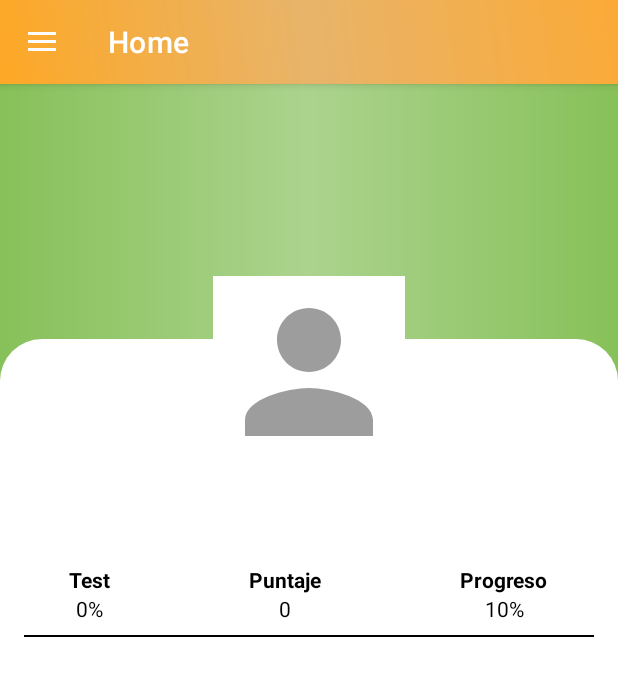
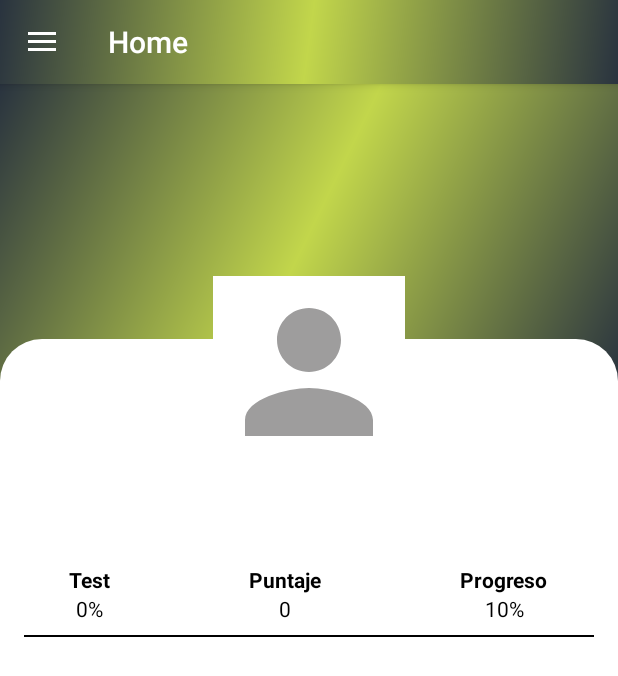
Before and after one commit to CristianF-Asd/ProyectoFinal3, an Android app: the fragment PerfilFragment placed in its activity, on a phone screen of 412 x 824 dp. Shown: the top 676 px of the screen. Run offline under Robolectric (Android 15) with nearby library versions, the phone set to English and light mode, and no system bars.

Commit message:
arreglos mapa

```diff
--- a/app/src/main/res/drawable/color_degradado01.xml
+++ b/app/src/main/res/drawable/color_degradado01.xml
@@ -1,9 +1,9 @@
 <?xml version="1.0" encoding="utf-8"?>
 <shape xmlns:android="http://schemas.android.com/apk/res/android">
     <gradient
-        android:angle="45"
-        android:startColor="#FDA826"
-        android:centerColor="#E8B46A"
-        android:endColor="#FBAA37"
+        android:angle="135"
+        android:startColor="#29333f"
+        android:centerColor="@color/main_color"
+        android:endColor="#29333f"
         />
 </shape>
--- a/app/src/main/res/drawable/shape_rect02_1.xml
+++ b/app/src/main/res/drawable/shape_rect02_1.xml
@@ -4,5 +4,5 @@
 
     <corners android:bottomLeftRadius="28dp"
         android:bottomRightRadius="28dp"/>
-    <solid android:color="@color/verdeCalido"/>
+    <solid android:color="@color/main_color"/>
 </shape>
--- a/app/src/main/res/layout/activity_navigation_drawer.xml
+++ b/app/src/main/res/layout/activity_navigation_drawer.xml
@@ -21,7 +21,8 @@
             android:elevation="4dp"
             android:background="@drawable/color_degradado01"
             android:theme="@style/ThemeOverlay.AppCompat.Dark.ActionBar"
-            android:popupTheme="@style/ThemeOverlay.AppCompat.Light"/>
+            android:popupTheme="@style/ThemeOverlay.AppCompat.Light"
+            />
 
         <FrameLayout
             android:id="@+id/fragment_container"
--- a/app/src/main/res/layout/fragment_home.xml
+++ b/app/src/main/res/layout/fragment_home.xml
@@ -10,7 +10,7 @@
         android:layout_height="match_parent"
         android:layout_alignParentTop="true"
         android:layout_marginTop="0dp"
-        android:background="@drawable/color_degradado01" />
+        android:background="@drawable/color_degradado" />
 
     <LinearLayout
         android:id="@+id/l1"
--- a/app/src/main/res/layout/fragment_perfil.xml
+++ b/app/src/main/res/layout/fragment_perfil.xml
@@ -11,7 +11,7 @@
         android:layout_height="200dp"
         android:layout_alignParentTop="true"
         android:layout_marginTop="0dp"
-        android:background="@drawable/color_degradado" />
+        android:background="@drawable/color_degradado01" />
 
     <View
         android:layout_width="match_parent"
--- a/app/src/main/res/layout/nav_header.xml
+++ b/app/src/main/res/layout/nav_header.xml
@@ -2,7 +2,7 @@
 <LinearLayout xmlns:android="http://schemas.android.com/apk/res/android"
     android:orientation="vertical"
     android:layout_width="match_parent"
-    android:layout_height="180dp"
+    android:layout_height="190dp"
     android:padding="14dp"
     android:gravity="center_vertical"
     android:background="@drawable/shape_rect02_1">
@@ -21,7 +21,7 @@
         android:text="Title"
         android:textSize="40dp"
         android:fontFamily="@font/bungee"
-        android:layout_marginLeft="0dp"/>
+        />
 
 
 
--- a/app/src/main/res/values-night/themes.xml
+++ b/app/src/main/res/values-night/themes.xml
@@ -1,6 +1,6 @@
 <resources xmlns:tools="http://schemas.android.com/tools">
     <!-- Base application theme. -->
-    <style name="Theme.ProyectoFinal1" parent="Theme.MaterialComponents.Light.NoActionBar">
+    <style name="Theme.ProyectoFinal1" parent="Theme.AppCompat.Light.NoActionBar">
         <!-- Primary brand color. -->
         <item name="colorPrimary">@color/purple_200</item>
         <item name="colorPrimaryVariant">@color/purple_700</item>
@@ -12,5 +12,7 @@
         <!-- Status bar color. -->
         <item name="android:statusBarColor">?attr/colorPrimaryVariant</item>
         <!-- Customize your theme here. -->
+        <item name="android:windowNoTitle">true</item>
+        <item name="android:windowFullscreen">true</item>
     </style>
 </resources>
--- a/app/src/main/res/values/strings.xml
+++ b/app/src/main/res/values/strings.xml
@@ -1,5 +1,5 @@
 <resources>
-    <string name="app_name">ProyectoFinal1</string>
+    <string name="app_name">ProyectoFinal3</string>
     <!-- TODO: Remove or change this placeholder text -->
     <string name="hello_blank_fragment">Hello blank fragment</string>
     <string name="usuario">Usuario</string>
--- a/app/src/main/res/values/themes.xml
+++ b/app/src/main/res/values/themes.xml
@@ -1,6 +1,6 @@
 <resources xmlns:tools="http://schemas.android.com/tools">
     <!-- Base application theme. -->
-    <style name="Theme.ProyectoFinal1" parent="Theme.MaterialComponents.Light.NoActionBar">
+    <style name="Theme.ProyectoFinal1" parent="Theme.AppCompat.Light.NoActionBar">
         <!-- Primary brand color. -->
         <item name="colorPrimary">@color/purple_500</item>
         <item name="colorPrimaryVariant">@color/purple_700</item>
@@ -12,5 +12,7 @@
         <!-- Status bar color. -->
         <item name="android:statusBarColor">?attr/colorPrimaryVariant</item>
         <!-- Customize your theme here. -->
+        <item name="android:windowNoTitle">true</item>
+        <item name="android:windowFullscreen">true</item>
     </style>
 </resources>
```
Also changed, not shown: app/src/main/AndroidManifest.xml (+6 -1 lines), app/src/main/java/com/example/proyectofinal1/MapsFragment.java (+59 -6 lines).
